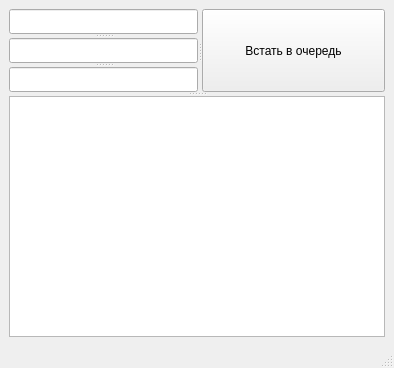
First picture: the form in Client/mainwindow.ui, repository Vital31/ProektTP, before the edit.
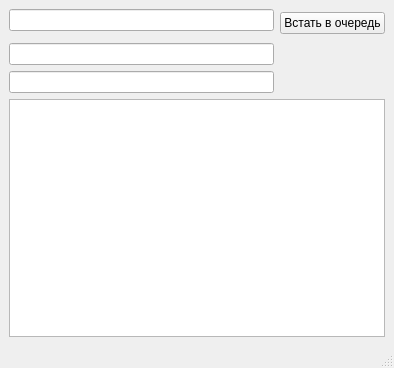
Second picture: the form after the edit.

What changed in the file:
```diff
--- a/Client/mainwindow.ui
+++ b/Client/mainwindow.ui
@@ -15,31 +15,24 @@
   </property>
   <widget class="QWidget" name="centralwidget">
    <layout class="QGridLayout" name="gridLayout">
+    <item row="4" column="0" colspan="2">
+     <widget class="QTextBrowser" name="textBrowser"/>
+    </item>
     <item row="0" column="0">
-     <widget class="QSplitter" name="splitter_3">
-      <property name="orientation">
-       <enum>Qt::Vertical</enum>
-      </property>
-      <widget class="QSplitter" name="splitter_2">
-       <property name="orientation">
-        <enum>Qt::Horizontal</enum>
-       </property>
-       <widget class="QSplitter" name="splitter">
-        <property name="orientation">
-         <enum>Qt::Vertical</enum>
-        </property>
         <widget class="QLineEdit" name="lineEdit"/>
+    </item>
+    <item row="2" column="0">
         <widget class="QLineEdit" name="lineEdit_2"/>
+    </item>
+    <item row="3" column="0">
         <widget class="QLineEdit" name="lineEdit_3"/>
-       </widget>
+    </item>
+    <item row="0" column="1" rowspan="2">
        <widget class="QPushButton" name="pushButton_2">
         <property name="text">
          <string>Встать в очередь</string>
         </property>
        </widget>
-      </widget>
-      <widget class="QTextBrowser" name="textBrowser"/>
-     </widget>
     </item>
    </layout>
   </widget>
```
Left out of the diff: 2 changed lines with no effect on the pictures. Lines whose indentation alone changed are shown as unchanged.
